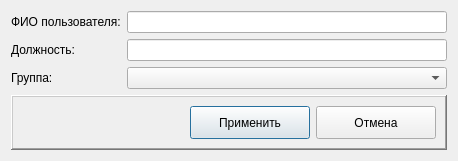
The window that arm_o/d_adduser.ui (levdikandrey/DataCollector) describes before a commit, drawn with Qt 5.
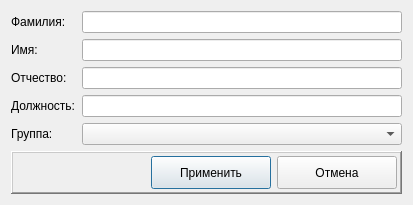
The same window after the commit. Icons and pictures are not drawn.

```diff
--- a/arm_o/d_adduser.ui
+++ b/arm_o/d_adduser.ui
@@ -6,8 +6,8 @@
    <rect>
     <x>0</x>
     <y>0</y>
-    <width>458</width>
-    <height>157</height>
+    <width>413</width>
+    <height>197</height>
    </rect>
   </property>
   <property name="windowTitle">
@@ -17,7 +17,7 @@
    <item row="0" column="0">
     <widget class="QLabel" name="label">
      <property name="text">
-      <string>ФИО пользователя:</string>
+      <string>Фамилия:</string>
      </property>
     </widget>
    </item>
@@ -25,26 +25,46 @@
     <widget class="QLineEdit" name="lineEditName"/>
    </item>
    <item row="1" column="0">
+    <widget class="QLabel" name="label_4">
+     <property name="text">
+      <string>Имя:</string>
+     </property>
+    </widget>
+   </item>
+   <item row="1" column="1">
+    <widget class="QLineEdit" name="lineEditFirstName"/>
+   </item>
+   <item row="2" column="0">
+    <widget class="QLabel" name="label_5">
+     <property name="text">
+      <string>Отчество:</string>
+     </property>
+    </widget>
+   </item>
+   <item row="2" column="1">
+    <widget class="QLineEdit" name="lineEditMiddleName"/>
+   </item>
+   <item row="3" column="0">
     <widget class="QLabel" name="label_3">
      <property name="text">
       <string>Должность:</string>
      </property>
     </widget>
    </item>
-   <item row="1" column="1">
+   <item row="3" column="1">
     <widget class="QLineEdit" name="lineEditRange"/>
    </item>
-   <item row="2" column="0">
+   <item row="4" column="0">
     <widget class="QLabel" name="label_2">
      <property name="text">
       <string>Группа:</string>
      </property>
     </widget>
    </item>
-   <item row="2" column="1">
+   <item row="4" column="1">
     <widget class="QComboBox" name="comboBoxGroup"/>
    </item>
-   <item row="3" column="1">
+   <item row="5" column="1">
     <spacer name="verticalSpacer">
      <property name="orientation">
       <enum>Qt::Vertical</enum>
@@ -57,7 +77,7 @@
      </property>
     </spacer>
    </item>
-   <item row="4" column="0" colspan="2">
+   <item row="6" column="0" colspan="2">
     <widget class="QFrame" name="frame">
      <property name="sizePolicy">
       <sizepolicy hsizetype="Preferred" vsizetype="Fixed">
@@ -72,6 +92,18 @@
       <enum>QFrame::Raised</enum>
      </property>
      <layout class="QHBoxLayout" name="horizontalLayout">
+      <property name="leftMargin">
+       <number>3</number>
+      </property>
+      <property name="topMargin">
+       <number>3</number>
+      </property>
+      <property name="rightMargin">
+       <number>3</number>
+      </property>
+      <property name="bottomMargin">
+       <number>3</number>
+      </property>
       <item>
        <spacer name="horizontalSpacer">
         <property name="orientation">
```
Left out of the diff: 2 changed lines with no effect on the pictures.
